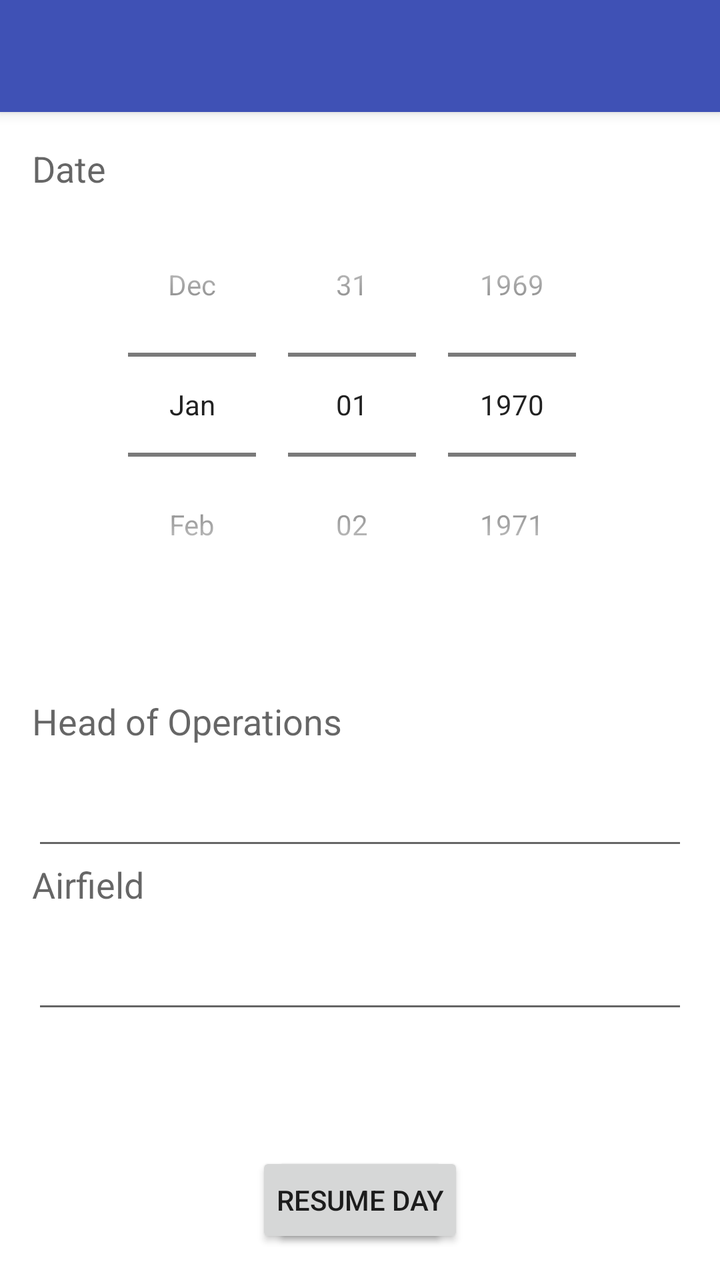
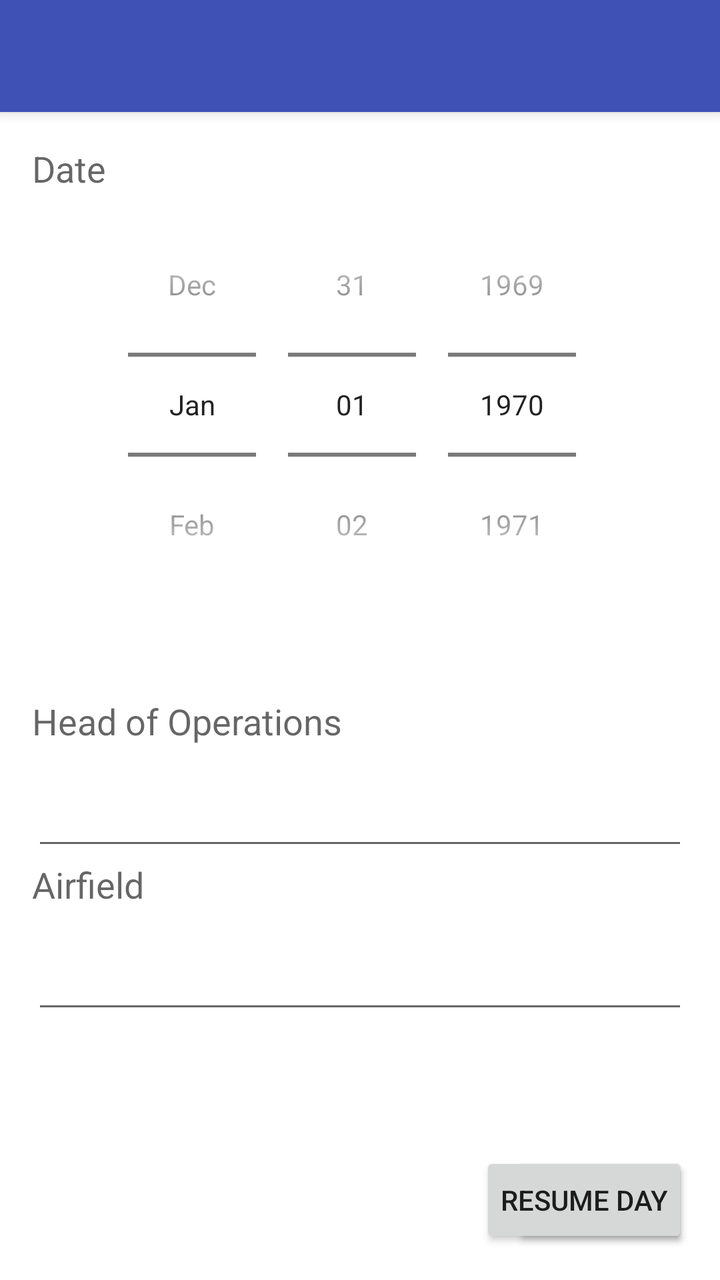

Before-and-after screenshots of an Android layout around one commit, followed by the original layout XML and the change that was made.
<!-- AndroidManifest.xml: application theme Theme.GliderLog -->
<!-- res/layout/activity_daysetup.xml -->
<?xml version="1.0" encoding="utf-8"?>
<RelativeLayout xmlns:android="http://schemas.android.com/apk/res/android"
    xmlns:app="http://schemas.android.com/apk/res-auto"
    xmlns:tools="http://schemas.android.com/tools"
    android:layout_width="match_parent"
    android:layout_height="match_parent"
    android:background="#FFFFFFFF"
    android:columnCount="3"
    android:rowCount="3"
    tools:context="no.ntnuf.gliderlog.main.DaySetupActivity">

    <androidx.appcompat.widget.Toolbar
        android:id="@+id/toolbarmain"
        android:layout_width="match_parent"
        android:layout_height="?attr/actionBarSize"
        android:background="?attr/colorPrimary"
        android:elevation="4dp"
        android:theme="@style/ThemeOverlay.AppCompat.Dark"
        app:popupTheme="@style/ThemeOverlay.AppCompat.Light" />

    <RelativeLayout
        android:id="@+id/daySetupContent"
        android:layout_width="match_parent"
        android:layout_height="match_parent"
        android:layout_below="@+id/toolbarmain"
        android:layout_alignParentStart="true"
        android:layout_alignParentBottom="true"
        android:paddingLeft="16dp"
        android:paddingTop="16dp"
        android:paddingRight="16dp"
        android:paddingBottom="16dp">

        <TextView
            android:id="@+id/dateTitle"
            android:layout_width="match_parent"
            android:layout_height="wrap_content"
            android:layout_alignParentStart="true"
            android:text="Date"
            android:textAppearance="?android:attr/textAppearanceMedium" />

        <DatePicker
            android:id="@+id/datePicker"
            android:layout_width="wrap_content"
            android:layout_height="wrap_content"
            android:layout_below="@+id/dateTitle"
            android:layout_centerHorizontal="true"
            android:calendarViewShown="false"
            android:datePickerMode="spinner" />

        <TextView
            android:id="@+id/headTitle"
            android:layout_width="match_parent"
            android:layout_height="wrap_content"
            android:layout_below="@+id/datePicker"
            android:layout_marginTop="40dp"
            android:text="Head of Operations"
            android:textAppearance="?android:attr/textAppearanceMedium" />

        <AutoCompleteTextView
            android:id="@+id/headNameIn"
            android:layout_width="match_parent"
            android:layout_height="wrap_content"
            android:layout_alignParentStart="true"
            android:layout_below="@+id/headTitle"
            android:ems="10"
            android:imeOptions="actionNext"
            android:inputType="textCapWords|textPersonName"
            android:nextFocusDown="@+id/airfieldIn"
            android:textSize="30sp" />

        <ImageView
            android:id="@+id/headNameCheckmark"
            android:layout_width="30dp"
            android:layout_height="30dp"
            android:layout_alignBottom="@+id/headNameIn"
            android:layout_alignParentEnd="true"
            android:layout_marginBottom="15dp" />

        <TextView
            android:id="@+id/airfieldTitle"
            android:layout_width="match_parent"
            android:layout_height="wrap_content"
            android:layout_alignParentStart="true"
            android:layout_below="@+id/headNameIn"
            android:text="Airfield"
            android:textAppearance="?android:attr/textAppearanceMedium" />

        <EditText
            android:id="@+id/airfieldIn"
            android:layout_width="match_parent"
            android:layout_height="wrap_content"
            android:layout_alignParentStart="true"
            android:layout_below="@+id/airfieldTitle"
            android:ems="10"
            android:imeOptions="actionDone"
            android:inputType="textCapCharacters"
            android:text=""
            android:textSize="30sp" />

        <Button
            android:id="@+id/startDayButton"
            android:layout_width="wrap_content"
            android:layout_height="wrap_content"
            android:layout_alignParentBottom="true"
            android:layout_centerHorizontal="true"
            android:padding="10dp"
            android:text="New Day" />

        <Button
            android:id="@+id/resumeDayButton"
            android:layout_width="wrap_content"
            android:layout_height="wrap_content"
            android:layout_alignParentBottom="true"
            android:layout_centerHorizontal="true"
            android:padding="10dp"
            android:text="Resume Day" />
    </RelativeLayout>
</RelativeLayout>
<!-- resources referenced by this layout -->
<resources>
  <style name="Theme.GliderLog" parent="Theme.MaterialComponents.DayNight.NoActionBar">
          <item name="colorPrimary">@color/colorPrimary</item>
          <item name="colorPrimaryVariant">@color/colorPrimaryDark</item>
          <item name="colorOnPrimary">@color/white</item>
          <item name="colorSecondary">@color/colorAccent</item>
          <item name="colorSecondaryVariant">@color/colorAccent</item>
          <item name="colorOnSecondary">@color/black</item>
          <item name="android:statusBarColor">@android:color/transparent</item>
      </style>
  <color name="colorPrimary">#3F51B5</color>
  <color name="colorPrimaryDark">#303F9F</color>
  <color name="white">#FFFFFFFF</color>
  <color name="colorAccent">#24D222</color>
  <color name="black">#FF000000</color>
</resources>

<!-- the commit's change to res/layout/activity_daysetup.xml (unified diff, before → after) -->
@@ -102,7 +102,7 @@
             android:layout_width="wrap_content"
             android:layout_height="wrap_content"
             android:layout_alignParentBottom="true"
-            android:layout_centerHorizontal="true"
+            android:layout_alignParentEnd="true"
             android:padding="10dp"
             android:text="New Day" />
 
@@ -111,7 +111,7 @@
             android:layout_width="wrap_content"
             android:layout_height="wrap_content"
             android:layout_alignParentBottom="true"
-            android:layout_centerHorizontal="true"
+            android:layout_alignParentEnd="true"
             android:padding="10dp"
             android:text="Resume Day" />
     </RelativeLayout>
